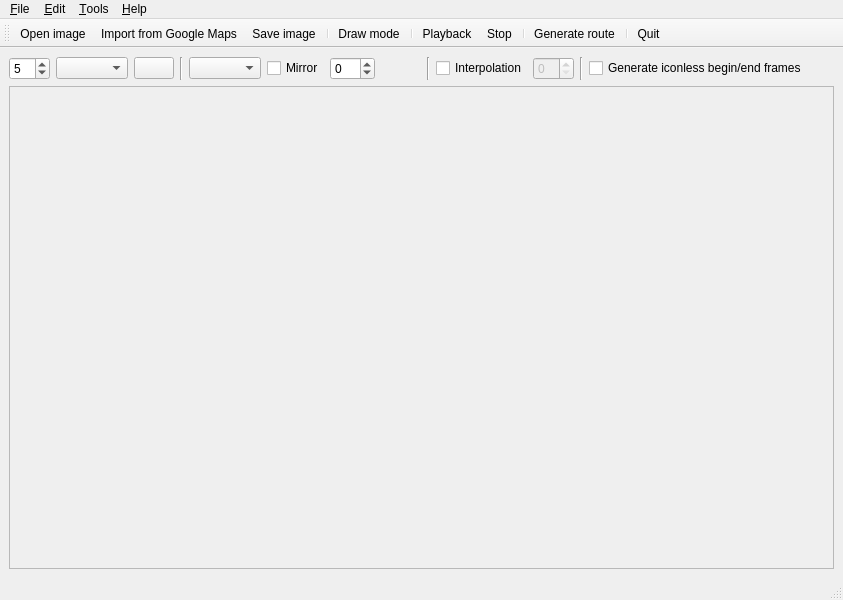
First picture: the form in src/routegen.ui, repository michjans/routegen, before the edit.
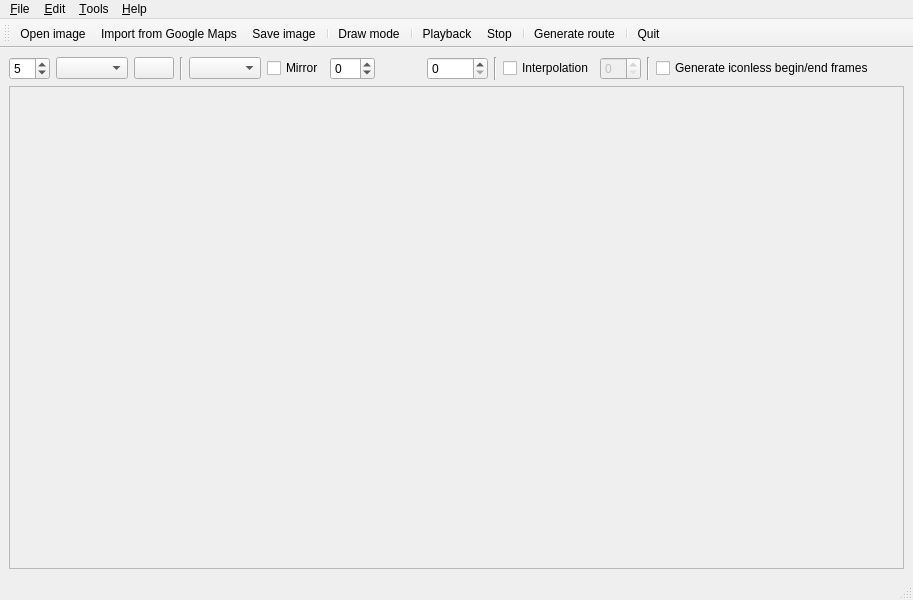
Second picture: the form after the edit. Icons and pictures are not drawn.

```diff
--- a/src/routegen.ui
+++ b/src/routegen.ui
@@ -6,7 +6,7 @@
    <rect>
     <x>0</x>
     <y>0</y>
-    <width>843</width>
+    <width>913</width>
     <height>600</height>
    </rect>
   </property>
@@ -121,6 +121,22 @@
         </property>
        </widget>
       </item>
+      <item>
+       <widget class="QSpinBox" name="sizeSB">
+        <property name="toolTip">
+         <string>Renderd size in pixel of the vehicle</string>
+        </property>
+        <property name="minimum">
+         <number>0</number>
+        </property>
+        <property name="maximum">
+         <number>10000</number>
+        </property>
+        <property name="singleStep">
+         <number>10</number>
+        </property>
+       </widget>
+      </item>
       <item>
        <widget class="Line" name="line_3">
         <property name="orientation">
@@ -196,8 +212,8 @@
         <rect>
          <x>0</x>
          <y>0</y>
-         <width>823</width>
-         <height>477</height>
+         <width>899</width>
+         <height>483</height>
         </rect>
        </property>
       </widget>
@@ -210,8 +226,8 @@
     <rect>
      <x>0</x>
      <y>0</y>
-     <width>843</width>
-     <height>20</height>
+     <width>913</width>
+     <height>21</height>
     </rect>
    </property>
    <widget class="QMenu" name="menu_File">
```
